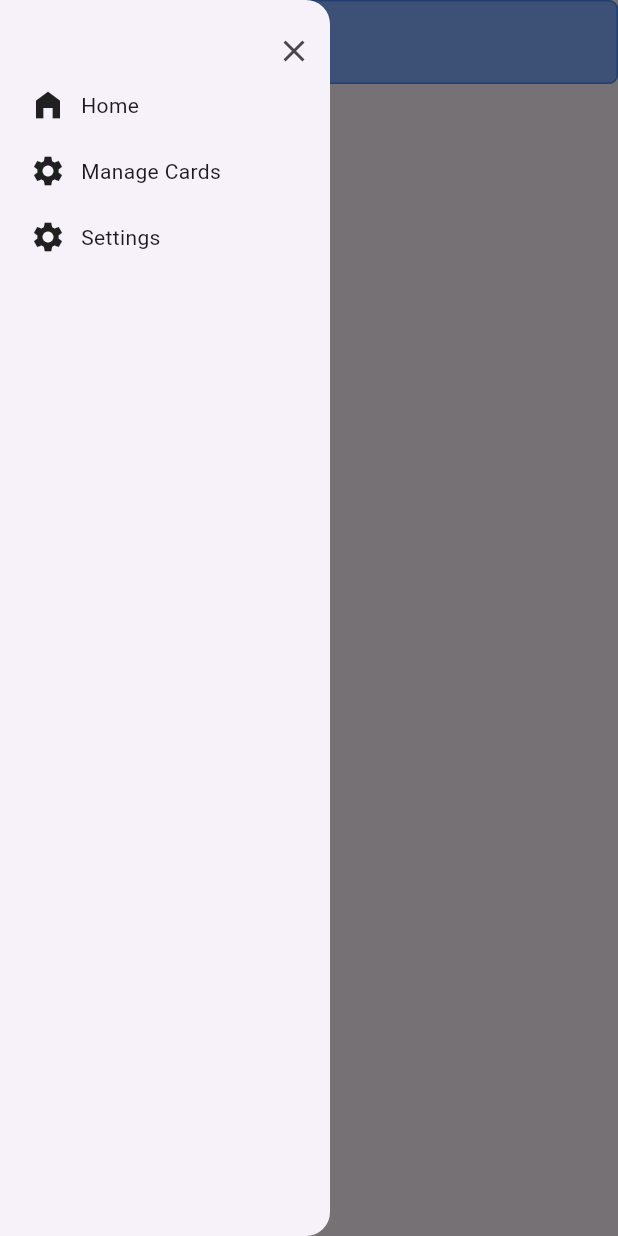
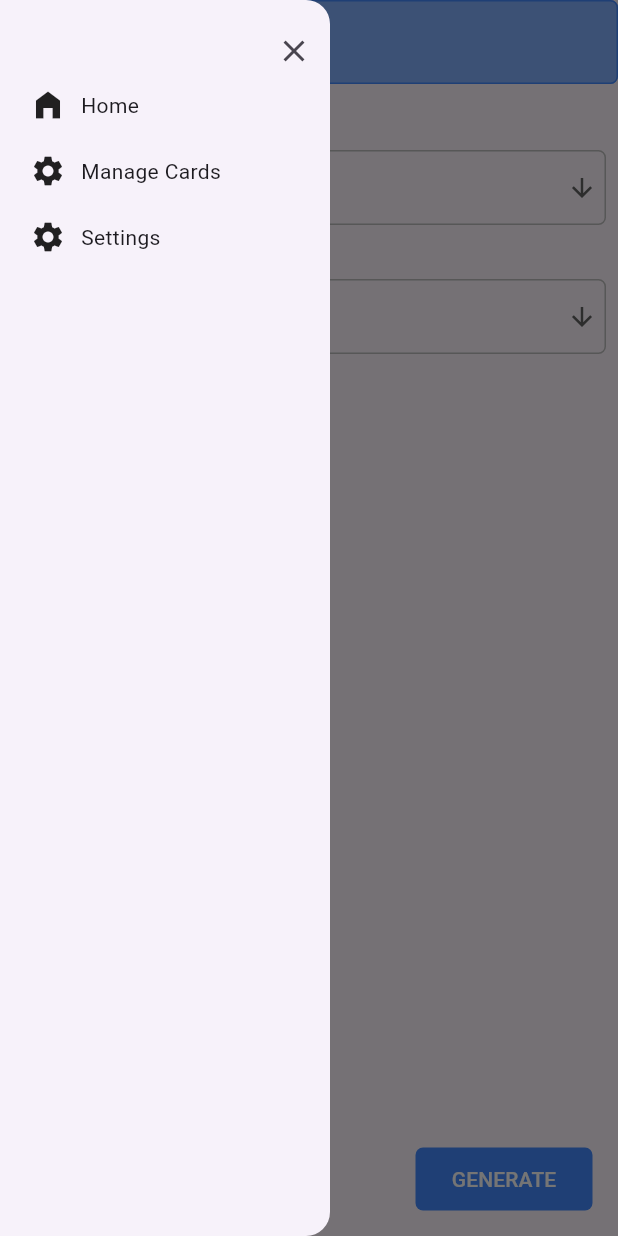
Before and after one commit to Amansrivastava534/auto_expanse_tracker, a Flutter app: the GenerateReport screen opened directly, with the side drawer open, on a phone screen of 412 x 824 dp. Run offline on Flutter 3.47's test engine with Material 3 defaults, Android fonts, the phone set to English and light mode, and no system bars; our stand-ins replace shared_preferences; missing offline and left inert: excel, telephony; accounts and stored records are empty.

Commit message:
excell file download implementation

```diff
--- a/lib/components/customCard.dart
+++ b/lib/components/customCard.dart
@@ -1,4 +1,6 @@
 import 'package:flutter/material.dart';
+
+import '../constants.dart';
 
 class customCard extends StatelessWidget {
   final String title;
@@ -12,7 +14,7 @@ class customCard extends StatelessWidget {
       child: Card(
         elevation: 1,
         shape: RoundedRectangleBorder(
-          borderRadius: BorderRadius.circular(6),
+          borderRadius: BorderRadius.circular(borderRadius),
         ),
         margin: const EdgeInsets.only(left: 5),
         child: Container(
--- a/lib/components/customSaveButton.dart
+++ b/lib/components/customSaveButton.dart
@@ -17,6 +17,7 @@ class GradientButton extends StatefulWidget {
   final Gradient? gradient;
   final BoxBorder? border;
   final FocusNode? buttonFocusNode;
+  final bool? cancelButton;
 
   const GradientButton({
     super.key,
@@ -33,7 +34,7 @@ class GradientButton extends StatefulWidget {
     this.labelColor,
     this.gradient,
     this.border,
-    this.buttonFocusNode,
+    this.buttonFocusNode, this.cancelButton = false,
   });
 
   @override
@@ -52,7 +53,7 @@ class _GradientButtonState extends State<GradientButton> {
         gradient: widget.gradient
       ),
       height: widget.height,
-      width: widget.width,
+      width: widget.width ?? 120,
       child: ElevatedButton(
         focusNode: widget.buttonFocusNode,
         style: ElevatedButton.styleFrom(
@@ -60,7 +61,7 @@ class _GradientButtonState extends State<GradientButton> {
             borderRadius:
             BorderRadius.all(Radius.circular(borderRadius)),
           ),
-          backgroundColor: Colors.blueAccent.shade200,
+          backgroundColor: widget.cancelButton == true ? Colors.grey :Colors.blueAccent.shade200,
           padding: const EdgeInsets.symmetric(horizontal: 15),
           elevation: 0,
         ),
--- a/lib/components/customScaffold.dart
+++ b/lib/components/customScaffold.dart
@@ -1,5 +1,6 @@
 import 'package:flutter/material.dart';
 
+import '../constants.dart';
 import '../screens/cardDetailsPage.dart';
 import '../screens/expanseTrackerPage.dart';
 import '../screens/settingPage.dart';
@@ -12,7 +13,8 @@ class CustomScaffold extends StatefulWidget {
   final List<Widget>? appBarActions;
   final bool drawerDisable;
   final PreferredSizeWidget? bottom;
-  const CustomScaffold({super.key, required this.title, this.body, this.appBarActions, this.drawerDisable = false, this.bottom});
+  final Widget? floatingActionButton;
+  const CustomScaffold({super.key, required this.title, this.body, this.appBarActions, this.drawerDisable = false, this.bottom, this.floatingActionButton});
 
   @override
   State<CustomScaffold> createState() => _CustomScaffoldState();
@@ -29,7 +31,7 @@ class _CustomScaffoldState extends State<CustomScaffold> {
           appBar: AppBar(
             backgroundColor: Colors.blueAccent.shade100,
             shape: RoundedRectangleBorder(
-              borderRadius: BorderRadius.circular(6),
+              borderRadius: BorderRadius.circular(borderRadius),
                   side: BorderSide(color: Colors.blueAccent.shade200)
             ),
             title: Text(widget.title),
@@ -37,6 +39,7 @@ class _CustomScaffoldState extends State<CustomScaffold> {
             bottom: widget.bottom,
           ),
           body: widget.body,
+          floatingActionButton: widget.floatingActionButton,
 
         ));
   }
--- a/lib/screens/expanseTrackerPage.dart
+++ b/lib/screens/expanseTrackerPage.dart
@@ -6,6 +6,7 @@ import 'package:shared_preferences/shared_preferences.dart';
 import 'dart:async';
 import 'package:telephony/telephony.dart';
 import '../components/customScaffold.dart';
+import '../constants.dart';
 
 
 class ExpenseTrackerPage extends StatefulWidget {
@@ -332,7 +333,7 @@ class _ExpenseTrackerPageState extends State<ExpenseTrackerPage> with SingleTick
             margin: const EdgeInsets.all(5.0),
             decoration: BoxDecoration(
               border: Border.all(color: Colors.grey, width: 0.5),
-              borderRadius: BorderRadius.circular(5.0),
+              borderRadius: BorderRadius.circular(borderRadius),
             ),
             child: Column(
               children: [
@@ -372,7 +373,7 @@ class _ExpenseTrackerPageState extends State<ExpenseTrackerPage> with SingleTick
                   margin: const EdgeInsets.all(5.0),
                   decoration: BoxDecoration(
                     border: Border.all(color: Colors.grey, width: 0.0),
-                    borderRadius: BorderRadius.circular(5.0),
+                    borderRadius: BorderRadius.circular(borderRadius),
                   ),
                   child: ListTile(
                     leading: Icon(
--- a/lib/screens/pdf_excell_generate.dart
+++ b/lib/screens/pdf_excell_generate.dart
@@ -1,5 +1,10 @@
 import 'package:flutter/material.dart';
 import 'package:sms_tracker1/components/customScaffold.dart';
+import 'package:sms_tracker1/constants.dart';
+
+import '../components/customSaveButton.dart';
+import '../services/pdfReport.dart';
+import '../utils.dart';
 
 class GenerateReport extends StatefulWidget {
   const GenerateReport({super.key});
@@ -9,8 +14,126 @@ class GenerateReport extends StatefulWidget {
 }
 
 class _GenerateReportState extends State<GenerateReport> {
+  String? dropdownvalue = "All";
+  String? selectFileType;
+
+  List<String> fileTypeList = [
+    "PDF","EXCEL"
+  ];
+
+  @override
+  void initState() {
+    // TODO: implement initState
+    dropdownvalue = months.first;
+    selectFileType = fileTypeList.first;
+    super.initState();
+  }
   @override
   Widget build(BuildContext context) {
-    return const CustomScaffold(title: "Report");
+    return CustomScaffold(
+        title: "Report",
+      body: Padding(
+        padding: const EdgeInsets.all(8.0),
+        child: Column(
+          crossAxisAlignment: CrossAxisAlignment.start,
+            children: [
+              const Padding(
+                padding: EdgeInsets.all(8.0),
+                child: Text("Select Month:"),
+              ),
+              Container(
+                padding: const EdgeInsets.symmetric(horizontal: 5),
+                decoration: BoxDecoration(
+                  borderRadius: BorderRadius.circular(borderRadius),
+                  border: Border.all(color:Colors.grey.shade400)
+                ),
+                child: DropdownButtonHideUnderline(
+                  child: DropdownButton<String>(
+                    isExpanded: true,
+                    value: dropdownvalue,
+                    icon: Icon(Icons.arrow_downward),
+                    iconSize:20,
+                    elevation: 2,
+                    // focusNode: pageData.f4,
+                    onChanged: (s){
+                      setState(() {
+                        dropdownvalue= s;
+                      });
+                    },
+                    items: months.map((String item){
+                      return DropdownMenuItem(
+                          child: Padding(
+                            padding: const EdgeInsets.symmetric(horizontal: 8.0),
+                            child: Text(item,softWrap: true,style: TextStyle(color: Colors.black),),
+                          ),value: item);
+                    }).toList(),
+                  ),
+                ),
+              ),
+
+
+              const Padding(
+                padding: EdgeInsets.all(8.0),
+                child: Text("Select File type:"),
+              ),
+              Container(
+                padding: const EdgeInsets.symmetric(horizontal: 5),
+                decoration: BoxDecoration(
+                    borderRadius: BorderRadius.circular(borderRadius),
+                    border: Border.all(color:Colors.grey.shade400)
+                ),
+                child: DropdownButtonHideUnderline(
+                  child: DropdownButton<String>(
+                    isExpanded: true,
+                    value: selectFileType,
+                    icon: Icon(Icons.arrow_downward),
+                    iconSize:20,
+                    elevation: 2,
+                    // focusNode: pageData.f4,
+                    onChanged: (s){
+                      setState(() {
+                        selectFileType= s;
+                      });
+                    },
+                    items: fileTypeList.map((String item){
+                      return DropdownMenuItem(
+                          child: Padding(
+                            padding: const EdgeInsets.symmetric(horizontal: 8.0),
+                            child: Text(item,softWrap: true,style: TextStyle(color: Colors.black),),
+                          ),value: item);
+                    }).toList(),
+                  ),
+                ),
+              ),
+            ],
+        ),
+      ),
+      floatingActionButton: Padding(
+        padding: const EdgeInsets.only(left: 25),
+        child: Row(
+          mainAxisAlignment: MainAxisAlignment.spaceBetween,
+          children: [
+            GradientButton(
+              onPressed:()async{
+                Navigator.pop(context);
+              },
+              cancelButton: true,
+              label: "BACK",
+            ),
+            GradientButton(
+              onPressed: () async {
+                int month = months.indexWhere((value) => value == dropdownvalue) - 1;
+                if(selectFileType == fileTypeList.first){
+                  await generatePDFReport([]);
+                }else {
+                  await generateExcel(context,month);
+                }
+              } ,
+              label: "GENERATE",
+            ),
+          ],
+        ),
+      ),
+    );
   }
 }
--- a/lib/services/pdfReport.dart
+++ b/lib/services/pdfReport.dart
@@ -26,7 +26,7 @@ Future<void> generatePDFReport(List<String> data) async {
   print('PDF saved to ${file.path}');
 }
 
-Future<void> generateExcel(BuildContext context) async {
+Future<void> generateExcel(BuildContext context,int month) async {
   SharedPreferences prefs = await SharedPreferences.getInstance();
   var excel = Excel.createExcel(); // Create a new Excel document
 
@@ -46,7 +46,18 @@ Future<void> generateExcel(BuildContext context) async {
     _filteredTransactions = [];
   }
 
-  for (var transaction in _filteredTransactions.where((t) => t['type'] == 'Debited')) {
+  bool matchesMonth(String dateStr, int month) {
+    if (month == -1) return true; // Include all transactions
+    try {
+      DateTime date = DateTime.parse(dateStr);
+      return date.month == month + 1;
+    } catch (_) {
+      return false;
+    }
+  }
+
+  for (var transaction in _filteredTransactions.where((t) =>
+  t['type'] == 'Debited' && matchesMonth(t['date'], month))) {
     debitsSheet.appendRow([
       // transaction['type'],
       transaction['debitAmount'] ?? '',
@@ -59,7 +70,8 @@ Future<void> generateExcel(BuildContext context) async {
   Sheet creditsSheet = excel['Credits'];
   creditsSheet.appendRow(['Type', 'Amount', 'Description', 'Date']);
 
-  for (var transaction in _filteredTransactions.where((t) => t['type'] == 'Credited')) {
+  for (var transaction in _filteredTransactions.where((t) =>
+  t['type'] == 'Credited' && matchesMonth(t['date'], month))) {
     creditsSheet.appendRow([
       // transaction['type'],
       transaction['creditAmount'] ?? '',
@@ -71,7 +83,7 @@ Future<void> generateExcel(BuildContext context) async {
   // Save the file
   try {
     final directory = await getDownloadsDirectory();
-    String filePath = "${directory?.path}/Transactions.xlsx";
+    String filePath = "${directory?.path}/Transactions_${month == -1 ? 'All' : 'Month_$month'}.xlsx";
 
     File(filePath)
       ..createSync(recursive: true)
--- a/lib/utils.dart
+++ b/lib/utils.dart
@@ -12,3 +12,19 @@ navigateAndRemoveUntilPage(Widget page,BuildContext context){
       MaterialPageRoute(builder: (_) => page), (
           route) => false);
 }
+
+final months = [
+  "All", // Index 0 for "All"
+  "January",
+  "February",
+  "March",
+  "April",
+  "May",
+  "June",
+  "July",
+  "August",
+  "September",
+  "October",
+  "November",
+  "December"
+];
--- a/pubspec.yaml
+++ b/pubspec.yaml
@@ -45,6 +45,9 @@ dependencies:
   sqflite: ^2.3.0
   url_launcher: ^6.2.2
   shared_preferences: ^2.0.15
+  pdf: ^3.11.1
+  excel: ^2.0.3
+  path_provider: ^2.0.11
 
 dev_dependencies:
   flutter_test:
```
Also changed, not shown: 1 other file.
